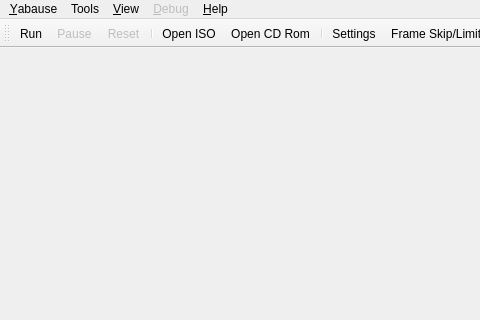
First picture: the form in yabause/src/qt/ui/UIYabause.ui, repository KitoHo/yabause, before the edit; both pictures show x 0 to 480 and y 0 to 320 of the 640 by 480 pixel window.
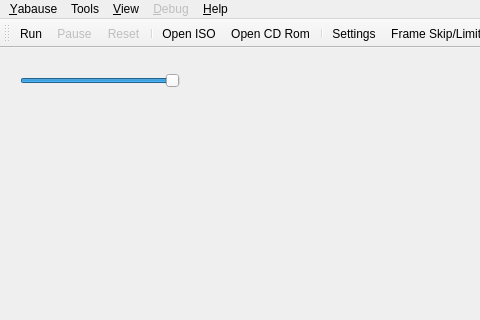
Second picture: the form after the edit. Icons and pictures are not drawn.

Commit message: add new actions for managing the sound volume

The edit to the form file:
```diff
--- a/yabause/src/qt/ui/UIYabause.ui
+++ b/yabause/src/qt/ui/UIYabause.ui
@@ -21,7 +21,27 @@
     <height>16</height>
    </size>
   </property>
-  <widget class="QWidget" name="centralwidget" />
+  <widget class="QWidget" name="centralwidget" >
+   <widget class="QSlider" name="sVolume" >
+    <property name="geometry" >
+     <rect>
+      <x>20</x>
+      <y>20</y>
+      <width>160</width>
+      <height>25</height>
+     </rect>
+    </property>
+    <property name="maximum" >
+     <number>100</number>
+    </property>
+    <property name="value" >
+     <number>100</number>
+    </property>
+    <property name="orientation" >
+     <enum>Qt::Horizontal</enum>
+    </property>
+   </widget>
+  </widget>
   <widget class="QMenuBar" name="menubar" >
    <property name="geometry" >
     <rect>
```
Left out of the diff: 21 changed lines with no effect on the pictures. The commit also changes 2 other files.
